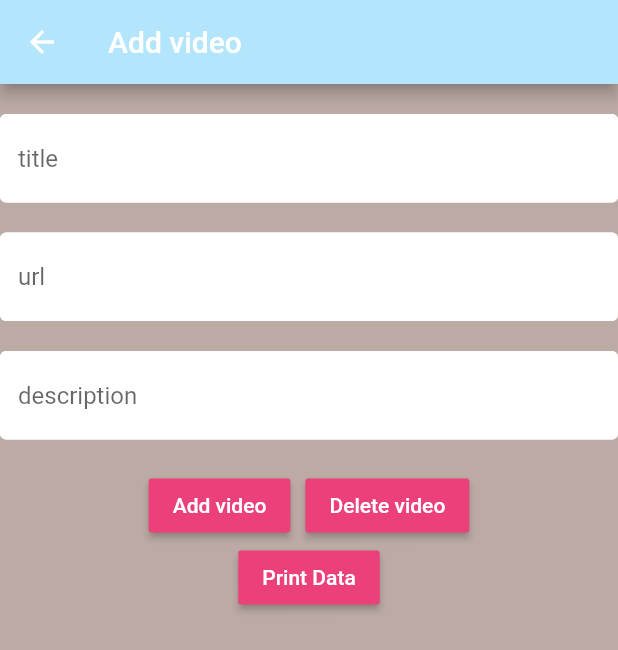
After one commit to YuvalK123/isl_translator, a Flutter app: the AddVideoPage screen opened directly, after a tap on "Print Data", on a phone screen of 412 x 824 dp. The commit adds this screen. Shown: the top 650 px of the screen. Run offline on Flutter 3.47's test engine with Material 2 defaults, Android fonts, the phone set to English and light mode, and no system bars; our stand-ins replace avatar_glow, cloud_firestore, firebase_auth, firebase_core, firebase_storage, flutter_spinkit and 2 more; missing offline and left inert: highlight_text; accounts and stored records are empty; network calls fail.

Commit message:
updated main_drawer to open add_video page

```diff
--- /dev/null
+++ b/lib/screens/add_video/add_video.dart
@@ -0,0 +1,128 @@
+import 'package:flutter/material.dart';
+import 'package:isl_translator/services/database.dart';
+import 'package:isl_translator/shared/constant.dart';
+
+class AddVideoPage extends StatefulWidget {
+  @override
+  _AddVideoPageState createState() => _AddVideoPageState();
+}
+
+class _AddVideoPageState extends State<AddVideoPage> {
+
+  final _formKey = GlobalKey<FormState>();
+  String error = '';
+  bool loading = false;
+
+  String key = '';
+  String url = '';
+  String desc = '';
+
+
+
+  @override
+  Widget build(BuildContext context) {
+    return Scaffold(
+      appBar: AppBar(
+        title: Text("Add video"),
+        backgroundColor: Colors.lightBlue[100],
+      ),
+      backgroundColor: Colors.brown[200],
+      body: Form(
+        key: _formKey,
+        child: Column(
+          children: <Widget> [
+            SizedBox(height: 20.0,),
+            TextFormField(
+                decoration: textInputDecoration.copyWith(hintText: 'title'),
+                // validator: (val) => val.isEmpty ? '' : null,
+                onChanged: (val) { // key
+                  setState(() {
+                    key = val;
+                  });
+                }),
+            SizedBox(height: 20.0,),
+            TextFormField( // password
+              decoration: textInputDecoration.copyWith(hintText: 'url'),
+              onChanged: (val) {
+                setState(() {
+                  url = val;
+                });
+              },
+            ),
+            SizedBox(height: 20.0,),
+            TextFormField( // description
+              decoration: textInputDecoration.copyWith(hintText: 'description'),
+              onChanged: (val) {
+                setState(() {
+                  desc = val;
+                });
+              },
+            ),
+            SizedBox(height: 20.0,),
+
+            Row(
+              crossAxisAlignment: CrossAxisAlignment.center,
+              mainAxisAlignment: MainAxisAlignment.center,
+              children: <Widget> [
+                RaisedButton(
+                  color: Colors.pink[400],
+                  child: Text("Add video",
+                      style: TextStyle(color: Colors.white)
+                  ),
+                  onPressed: () async {
+                    if (_formKey.currentState.validate()){
+                      await DatabaseVidService().updateVideo(key, url, desc);
+                    }
+                  },
+                ),
+                SizedBox(width: 10.0,),
+                RaisedButton(
+                  color: Colors.pink[400],
+                  child: Text("Delete video",
+                      style: TextStyle(color: Colors.white)
+                  ),
+                  onPressed: () async {
+                    if (_formKey.currentState.validate()){
+                      await DatabaseVidService().deleteVideo(key);
+                    }
+                  },
+                ),
+                SizedBox(height: 10.0,),
+              ],
+            ),
+
+            RaisedButton(
+              color: Colors.pink[400],
+              child: Text("Print Data",
+                  style: TextStyle(color: Colors.white)
+              ),
+              onPressed: () async {
+                if (_formKey.currentState.validate()) {
+                  print("______");
+                  dynamic vids = DatabaseVidService().vids;
+                  print("vids is $vids");
+                  if (vids != null){
+                    vids.forEach((e) => print("e = $e;"));
+                    // print(vids.forEach((element) => element));
+                    print("______");
+                  }else{
+                    print("vids == null");
+                  }
+                  // vids.toString();
+
+                }
+                // if (_formKey.currentState.validate()){
+                //   print("validated");
+                //   print(DatabaseService().videos.forEach((element) {print(element);}));
+                // }
+                // print("after if");
+              },
+            ),
+            SizedBox(height: 12.0,),
+            Text(error, style: TextStyle(color: Colors.red, fontSize: 14.0),)
+          ],
+        ),
+      ),
+    );
+  }
+}
--- a/lib/screens/home/main_drawer.dart
+++ b/lib/screens/home/main_drawer.dart
@@ -1,5 +1,6 @@
 import 'package:flutter/material.dart';
 import 'package:isl_translator/models/drawer_button.dart';
+import 'package:isl_translator/screens/add_video/add_video.dart';
 import 'package:isl_translator/screens/translation_page/translation_wrapper.dart';
 import 'home.dart';
 
@@ -68,7 +69,7 @@ class MainDrawer extends StatelessWidget {
               title: "Add video",
               onTap: () => Navigator.of(context).push(
                   MaterialPageRoute(
-                    builder: (context) => Home(),
+                    builder: (context) => AddVideoPage(),
                   )
               ),
               icon: Icon(Icons.video_library)
```
